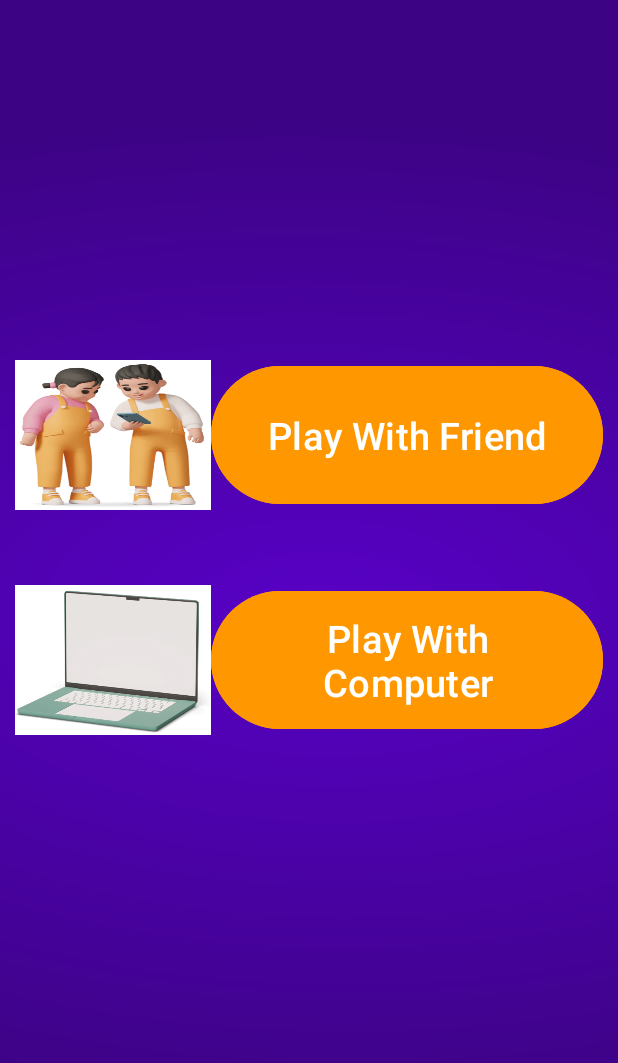
After one commit to mahamud-13756/TicTacToeGame, an Android app: the MainActivity2 screen opened directly, with no data from a screen before it, on a phone screen of 412 x 824 dp. The commit adds this screen. Shown: the top 1063 px of the screen. Run offline under Robolectric (Android 15) with nearby library versions, the phone set to English and light mode, and no system bars.

Commit message:
Add 2 Mode

```diff
--- a/app/src/main/AndroidManifest.xml
+++ b/app/src/main/AndroidManifest.xml
@@ -12,6 +12,9 @@
         android:supportsRtl="true"
         android:theme="@style/Theme.TicTacToeGame"
         tools:targetApi="31">
+        <activity
+            android:name=".MainActivity2"
+            android:exported="false" />
         <activity
             android:name=".Splash"
             android:exported="true">
--- /dev/null
+++ b/app/src/main/java/com/example/tictactoegame/MainActivity2.java
@@ -0,0 +1,27 @@
+package com.example.tictactoegame;
+
+import androidx.appcompat.app.AppCompatActivity;
+
+import android.content.Intent;
+import android.os.Bundle;
+import android.view.View;
+import android.widget.Button;
+
+public class MainActivity2 extends AppCompatActivity {
+
+    Button PlayWithFriend;
+    @Override
+    protected void onCreate(Bundle savedInstanceState) {
+        super.onCreate(savedInstanceState);
+        setContentView(R.layout.activity_main2);
+
+        PlayWithFriend = findViewById(R.id.play_with_friend);
+
+        PlayWithFriend.setOnClickListener(new View.OnClickListener() {
+            @Override
+            public void onClick(View v) {
+                startActivity(new Intent(MainActivity2.this, MainActivity.class));
+            }
+        });
+    }
+}
--- a/app/src/main/java/com/example/tictactoegame/Splash.java
+++ b/app/src/main/java/com/example/tictactoegame/Splash.java
@@ -26,7 +26,7 @@ public class Splash extends AppCompatActivity {
         // Listener for when the video completes
         videoView.setOnCompletionListener(mp -> {
             // After the video ends, move to MainActivity
-            startActivity(new Intent(Splash.this, MainActivity.class));
+            startActivity(new Intent(Splash.this, MainActivity2.class));
             finish();
         });
     }
--- /dev/null
+++ b/app/src/main/res/layout/activity_main2.xml
@@ -0,0 +1,85 @@
+<?xml version="1.0" encoding="utf-8"?>
+<LinearLayout xmlns:android="http://schemas.android.com/apk/res/android"
+    xmlns:app="http://schemas.android.com/apk/res-auto"
+    xmlns:tools="http://schemas.android.com/tools"
+    android:layout_width="match_parent"
+    android:layout_height="match_parent"
+    android:background="@drawable/background"
+    android:orientation="vertical"
+    android:padding="10dp"
+    tools:context=".MainActivity2">
+
+    <LinearLayout
+        android:layout_width="match_parent"
+        android:layout_height="100dp"
+        android:orientation="horizontal"
+        android:weightSum="3"
+        android:layout_marginTop="230dp"
+        >
+
+        <ImageView
+            android:layout_width="0dp"
+            android:layout_height="match_parent"
+            android:layout_weight="1"
+            android:background="@drawable/img"
+
+
+            >
+
+
+        </ImageView>
+
+        <Button
+            android:id="@+id/play_with_friend"
+            android:layout_width="0dp"
+            android:layout_height="match_parent"
+            android:layout_weight="2"
+            android:backgroundTint="#FF9800"
+            android:text="Play With Friend"
+            android:textSize="25sp">
+
+
+        </Button>
+
+
+    </LinearLayout>
+
+
+
+
+    <LinearLayout
+        android:layout_width="match_parent"
+        android:layout_height="100dp"
+        android:orientation="horizontal"
+        android:weightSum="3"
+        android:layout_marginTop="50dp"
+        >
+        <ImageView
+            android:layout_width="0dp"
+            android:layout_height="match_parent"
+            android:layout_weight="1"
+            android:background="@drawable/img_1"
+            >
+
+
+        </ImageView>
+
+        <Button
+            android:layout_width="0dp"
+            android:layout_height="match_parent"
+            android:layout_weight="2"
+            android:backgroundTint="#FF9800"
+            android:text="Play With Computer"
+            android:textSize="25sp"
+            >
+
+
+
+        </Button>
+
+
+
+    </LinearLayout>
+
+
+</LinearLayout>
```
Also changed, not shown: app/src/main/res/layout/activity_main.xml (+112 -11 lines), app/src/main/res/drawable/background.png (added), app/src/main/res/drawable/img.png (added), app/src/main/res/drawable/img_1.png (added).
